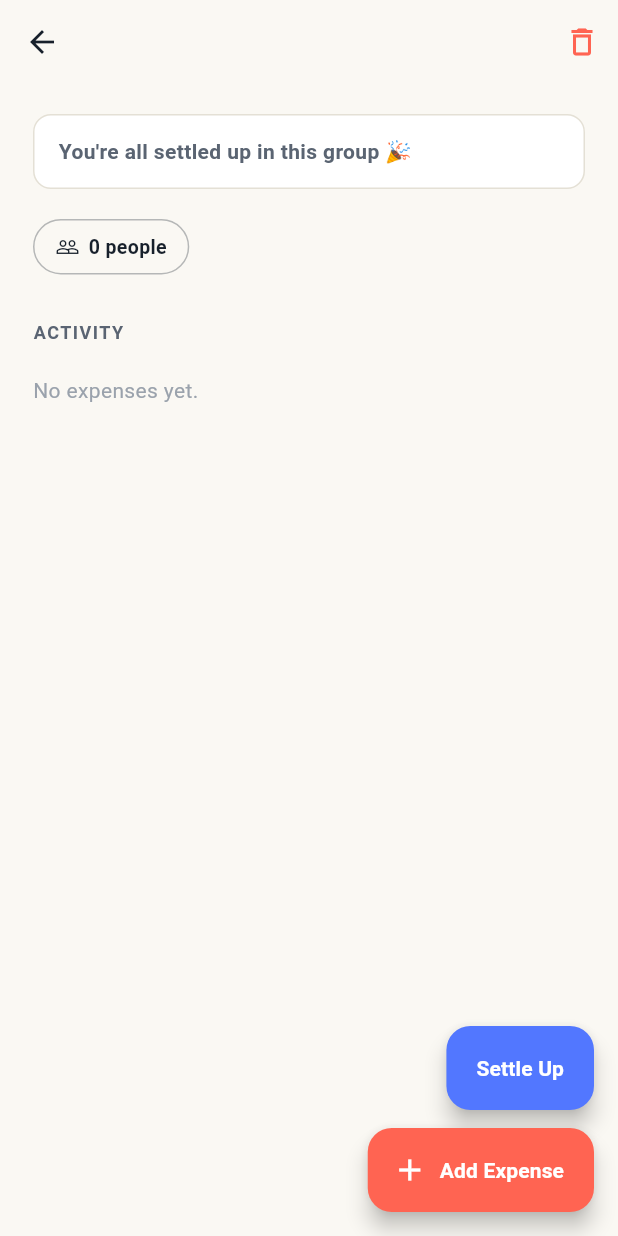
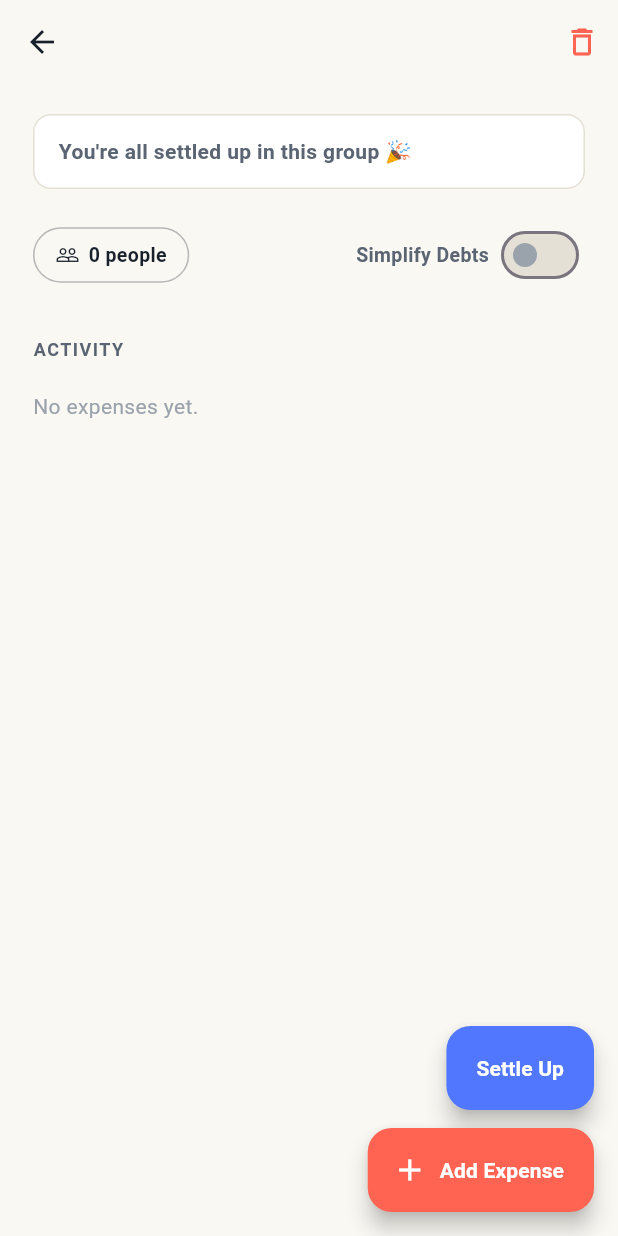
Before and after one commit to MANAN-8017/Fair-Share, a Flutter app: the GroupDetailsScreen screen opened directly with empty values, on a phone screen of 412 x 824 dp. Run offline on Flutter 3.47's test engine with Material 3 defaults, Android fonts, the phone set to English and light mode, and no system bars; our stand-ins replace supabase_flutter; accounts and stored records are empty.

Commit message:
Fixed minor bugs

```diff
--- a/lib/screens/groups/group_details_screen.dart
+++ b/lib/screens/groups/group_details_screen.dart
@@ -31,6 +31,8 @@ class _GroupDetailsScreenState extends State<GroupDetailsScreen> {
 
   bool _balanceExpanded = true;
 
+  late bool _isSimplifyOn;
+
   List<Map<String, dynamic>> get balances =>
       _expenseService.computeBalances(
         expenses: expenses,
@@ -58,8 +60,31 @@ class _GroupDetailsScreenState extends State<GroupDetailsScreen> {
   @override
   void initState() {
     super.initState();
+    _isSimplifyOn = widget.group['isSimplify'] ?? false;
     _loadMembers();
     _loadExpenses();
+  }
+
+  Future<void> _toggleSimplify(bool value) async {
+    setState(() {
+      _isSimplifyOn = value;
+    });
+
+    try {
+      await Supabase.instance.client
+          .from('groups')
+          .update({'isSimplify': value})
+          .eq('id', widget.group['id']);
+
+      widget.group['isSimplify'] = value;
+    } catch (e) {
+      if (mounted) {
+        setState(() {
+          _isSimplifyOn = !value;
+        });
+        AppSnackBar.error(context, "Failed to update simplify setting.");
+      }
+    }
   }
 
   Widget _buildBalanceSummary() {
@@ -67,7 +92,7 @@ class _GroupDetailsScreenState extends State<GroupDetailsScreen> {
 
     final overall = currentBalances.fold<double>(
       0,
-          (sum, b) => sum + (b['net_amount'] as double),
+          (sum, b) => sum + ((b['net_amount'] as num?)?.toDouble() ?? 0.0),
     );
 
     if (currentBalances.isEmpty) {
@@ -509,27 +534,25 @@ class _GroupDetailsScreenState extends State<GroupDetailsScreen> {
                 horizontal: 22,
               ),
               child: Row(
+                mainAxisAlignment: MainAxisAlignment.spaceBetween,
                 children: [
                   GestureDetector(
                     onTap: _goToMembersScreen,
                     child: Container(
-                      padding:
-                      const EdgeInsets.symmetric(
+                      padding: const EdgeInsets.symmetric(
                         horizontal: 14,
                         vertical: 8,
                       ),
                       decoration: BoxDecoration(
                         color: Colors.transparent,
-                        borderRadius:
-                        BorderRadius.circular(20),
+                        borderRadius: BorderRadius.circular(20),
                         border: Border.all(
-                          color: const Color(0xFF17202B)
-                              .withOpacity(0.3),
+                          color: const Color(0xFF17202B).withOpacity(0.3),
                         ),
                       ),
+                      // View members button
                       child: Row(
-                        mainAxisSize:
-                        MainAxisSize.min,
+                        mainAxisSize: MainAxisSize.min,
                         children: [
                           const Icon(
                             Icons.people_outline,
@@ -539,12 +562,9 @@ class _GroupDetailsScreenState extends State<GroupDetailsScreen> {
                           const SizedBox(width: 6),
                           Text(
                             "${members.length} people",
-                            style:
-                            const TextStyle(
-                              fontWeight:
-                              FontWeight.w600,
-                              color:
-                              Color(0xFF17202B),
+                            style: const TextStyle(
+                              fontWeight: FontWeight.w600,
+                              color: Color(0xFF17202B),
                               fontSize: 13,
                             ),
                           ),
@@ -552,6 +572,29 @@ class _GroupDetailsScreenState extends State<GroupDetailsScreen> {
                       ),
                     ),
                   ),
+
+                  // Simplify debts toggle
+                  if (isCreator)
+                    Row(
+                      children: [
+                        const Text(
+                          "Simplify Debts",
+                          style: TextStyle(
+                            fontSize: 13,
+                            fontWeight: FontWeight.w600,
+                            color: Color(0xFF5A6472),
+                          ),
+                        ),
+                        const SizedBox(width: 4),
+                        Switch(
+                          value: _isSimplifyOn,
+                          onChanged: _toggleSimplify,
+                          activeColor: const Color(0xFF2F9E8F),
+                          inactiveThumbColor: const Color(0xFF9AA2AC),
+                          inactiveTrackColor: const Color(0xFFE4E0D5),
+                        ),
+                      ],
+                    ),
                 ],
               ),
             ),
--- a/lib/services/expense_service.dart
+++ b/lib/services/expense_service.dart
@@ -91,7 +91,6 @@ class ExpenseService {
     }
     final splitByIds = <String, List<String>>{};
     final net = <String,double>{};
-    String? temp;
 
     for(var expense in expenses){
       final paidBy = expense['paid_by'];
@@ -105,22 +104,22 @@ class ExpenseService {
 
         final splitUser = split['user_id'];
         final id = split['id'];
-          final a = split['amount'] as double ?? 0;
+        final a = (split['amount'] as num?)?.toDouble() ?? 0.0;
 
-          if(paidBy == splitUser) continue;
-          if(id == null || splitUser == null) continue;
+        String? otherUser;
 
-          if(paidBy == currentUserId){
-            net[splitUser] = (net[splitUser] ?? 0) + a;
-            temp = splitUser;
-          }else if(splitUser == currentUserId){
-            net[paidBy] = (net[paidBy] ?? 0) - a;
-            temp = paidBy;
+        if (paidBy == currentUserId) {
+          otherUser = splitUser;
+          net[splitUser] = (net[splitUser] ?? 0.0) + a;
+        } else if (splitUser == currentUserId) {
+          otherUser = paidBy;
+          net[paidBy] = (net[paidBy] ?? 0.0) - a;
         }
-          if (temp != null) {
-            final ids = splitByIds[temp] ?? [];
+
+        if (otherUser != null) {
+          final ids = splitByIds[otherUser] ?? [];
           ids.add(id);
-            splitByIds[temp] = ids;
+          splitByIds[otherUser] = ids;
         }
       }
     }
```
Lines whose indentation alone changed are shown as unchanged.
